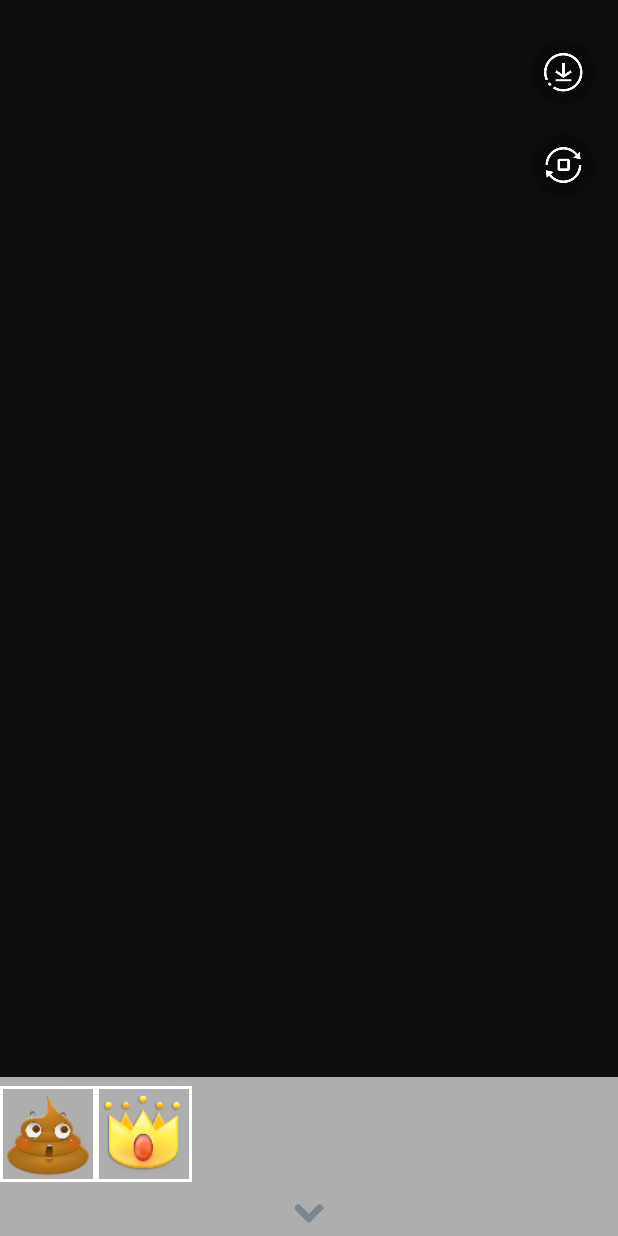
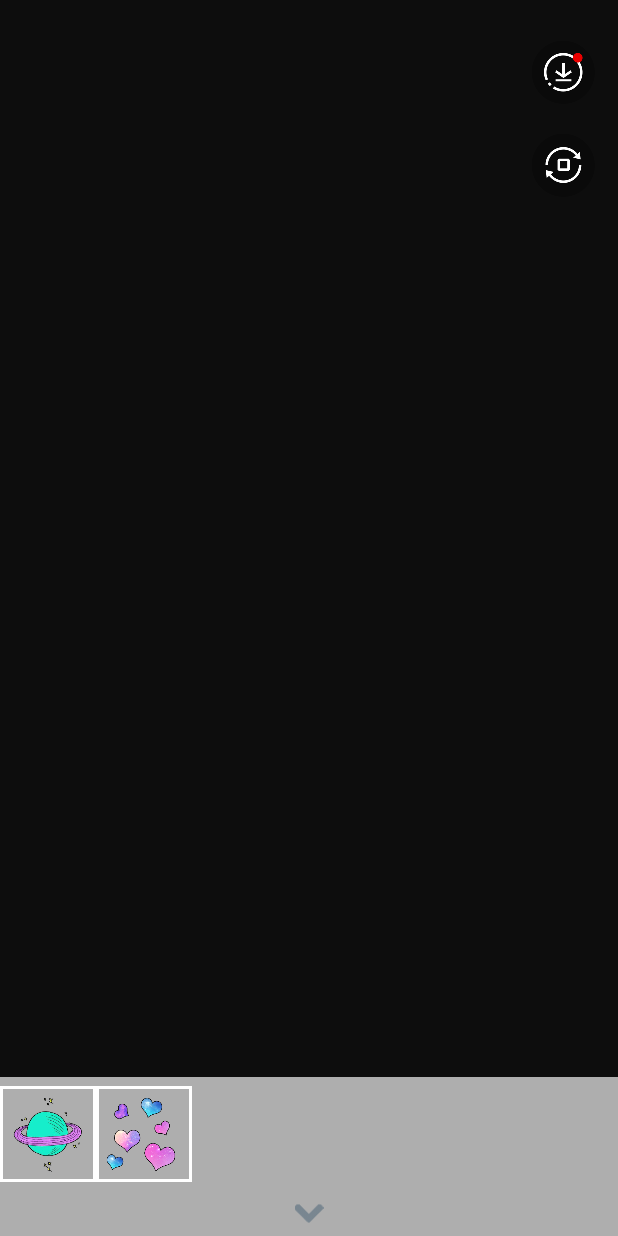
Before and after one commit to FlareMars/MiniVideo, an Android app: the screen it shows after launch (MainActivity), after a tap on an icon or button, on a phone screen of 412 x 824 dp. Run offline under Robolectric (Android 15) with nearby library versions, the phone set to English and light mode, and no system bars; pictures from the network do not load; 6 statements that could not run were skipped; 2 other taps on this screen came first.

Commit message:
1.更换贴纸素材   2.首页下载按钮添加小红点

```diff
--- a/app/src/main/res/layout/camera_fragment_layout.xml
+++ b/app/src/main/res/layout/camera_fragment_layout.xml
@@ -104,25 +104,42 @@
 
     </LinearLayout>
 
-    <ImageView
-        android:id="@+id/download_button"
+    <RelativeLayout
+        android:id="@+id/download_button_rlyt"
         android:layout_width="wrap_content"
         android:layout_height="wrap_content"
         android:layout_alignParentEnd="true"
         android:layout_alignParentRight="true"
         android:layout_marginTop="27dp"
         android:layout_marginBottom="20dp"
-        android:layout_marginRight="15dp"
-        android:background="@drawable/main_icon_bg_selector"
-        android:scaleType="centerInside"
-        android:src="@drawable/download"
-        />
+        android:layout_marginRight="15dp">
+        <ImageView
+            android:id="@+id/download_button"
+            android:layout_width="wrap_content"
+            android:layout_height="wrap_content"
+            android:layout_alignParentEnd="true"
+            android:layout_alignParentRight="true"
+            android:background="@drawable/main_icon_bg_selector"
+            android:scaleType="centerInside"
+            android:src="@drawable/download"
+            />
+        <ImageView
+            android:layout_width="wrap_content"
+            android:layout_height="wrap_content"
+            android:layout_marginTop="8dp"
+            android:layout_marginRight="8dp"
+            android:layout_alignParentEnd="true"
+            android:layout_alignParentRight="true"
+            android:src="@drawable/dot"/>
+    </RelativeLayout>
+
+
 
     <ImageView
         android:id="@+id/camera_change_button"
         android:layout_width="wrap_content"
         android:layout_height="wrap_content"
-        android:layout_below="@id/download_button"
+        android:layout_below="@id/download_button_rlyt"
         android:layout_marginRight="15dp"
         android:layout_alignParentRight="true"
         android:background="@drawable/main_icon_bg_selector"
```
Also changed, not shown: app/src/main/res/drawable-xxhdpi/dot.png (added), app/src/main/res/drawable-xxhdpi/emoji_11.png, app/src/main/res/drawable-xxhdpi/emoji_73.png.
